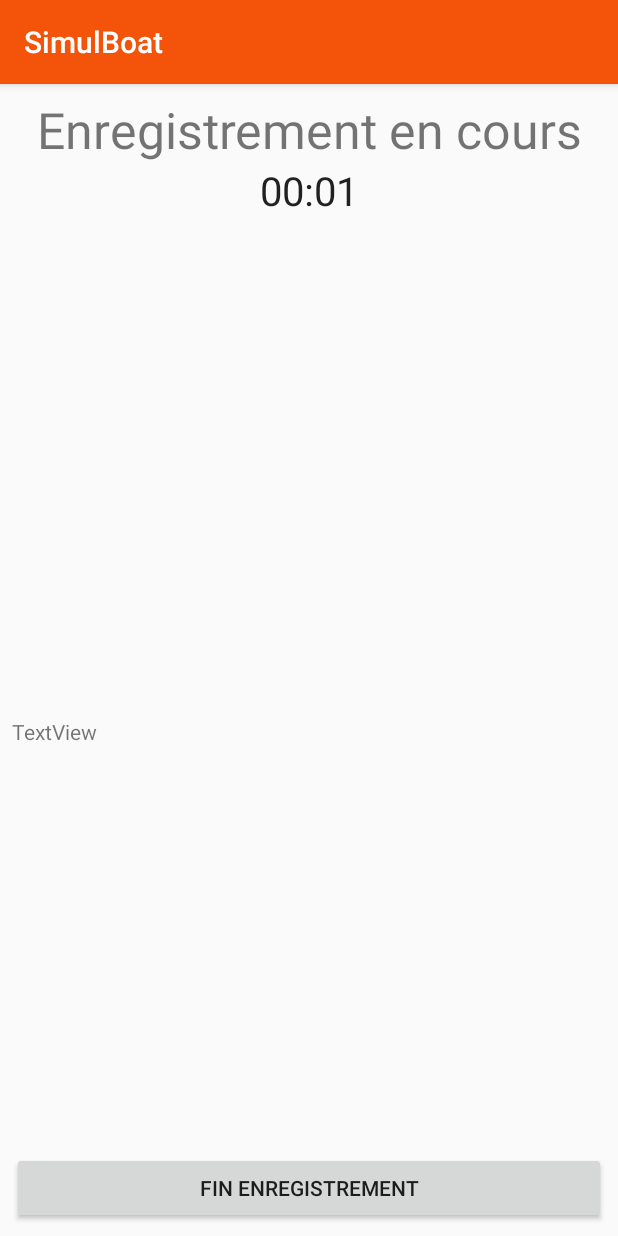
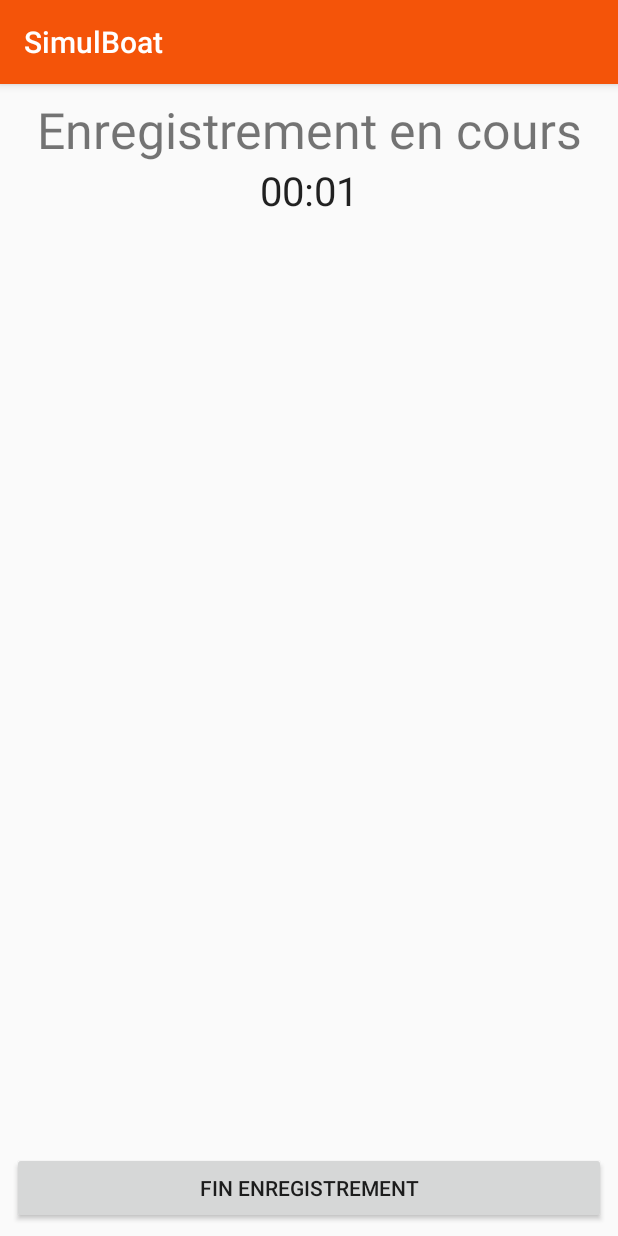
Before and after one commit to crozes/snsm_project, an Android app: the Enregistrement screen opened directly, with no data from a screen before it, on a phone screen of 412 x 824 dp. Run offline under Robolectric (Android 15) with nearby library versions, the phone set to English and light mode, and no system bars.

Commit message:
Application - Enregistrement

```diff
--- a/SimulBoat/app/src/main/java/com/cyrilcrozes/simulboat/Enregistrement.java
+++ b/SimulBoat/app/src/main/java/com/cyrilcrozes/simulboat/Enregistrement.java
@@ -38,21 +38,15 @@ public class Enregistrement extends CreateScenario implements SensorEventListene
     JSONObject mJsonObject;
 
     private float lastX, lastY, lastZ;
-    private float tickValue;
 
     private SensorManager sensorManager;
     private Sensor accelerometer;
-
-    private float deltaXMax = 0;
-    private float deltaYMax = 0;
-    private float deltaZMax = 0;
 
     private float deltaX = 0;
     private float deltaY = 0;
     private float deltaZ = 0;
 
     private float vibrateThreshold = 0;
-    private TextView tickTime;
 
     private boolean isPassed = false;
 
@@ -66,13 +60,11 @@ public class Enregistrement extends CreateScenario implements SensorEventListene
         super.onCreate(savedInstanceState);
         setContentView(R.layout.enregistrement);
 
-        TextView affichageTestJSON = (TextView) findViewById(R.id.test);
         Intent intent = getIntent();
         JSONObject data = new JSONObject();
         if(getIntent().hasExtra("json")) {
             try {
                 mJsonObject = new JSONObject(getIntent().getStringExtra("json"));
-                affichageTestJSON.setText(mJsonObject.toString());
                 resultatJSON = mJsonObject.toString();
             } catch (JSONException e) {
                 e.printStackTrace();
@@ -92,11 +84,23 @@ public class Enregistrement extends CreateScenario implements SensorEventListene
 
         amB.setRepeatCount(Animation.INFINITE);
 
+        //Enregistrement données gyro
+        sensorManager = (SensorManager) getSystemService(Context.SENSOR_SERVICE);
+        if (sensorManager.getDefaultSensor(Sensor.TYPE_ACCELEROMETER) != null) {
+            // Success! we have an accelerometer.
+            accelerometer = sensorManager.getDefaultSensor(Sensor.TYPE_ACCELEROMETER);
+            sensorManager.registerListener(this, accelerometer, SensorManager.SENSOR_DELAY_NORMAL);
+            vibrateThreshold = accelerometer.getMaximumRange() / 2;
+        } else {
+            // Fail! we don't have an accelerometer!
+        }
+
         bArret.setOnClickListener(new View.OnClickListener() {
             public void onClick(View view) {
                 simpleChronometer.stop();
                 try {
                     mJsonObject.put("duree",(int) (SystemClock.elapsedRealtime() - simpleChronometer.getBase()));
+                    mJsonObject.put("data", dataFromGyroAll);
                     File file = new File(getApplicationContext().getFilesDir(),mJsonObject.get("nom")+".json");
                     FileOutputStream outputStream;
                     outputStream = openFileOutput(mJsonObject.get("nom")+".json", getApplicationContext().MODE_APPEND);
@@ -112,28 +116,12 @@ public class Enregistrement extends CreateScenario implements SensorEventListene
                     e.printStackTrace();
                 }
 
-                resultatJSON = resultatJSON + dataFromGyroAll.toString();
-                TextView affichageTestJSON = (TextView) findViewById(R.id.test);
-                affichageTestJSON.setText(resultatJSON);
                 Intent myIntent = new Intent(view.getContext(), MainActivity.class);
                 //startActivityForResult(myIntent, 0);
                 //finish();
             }
 
         });
-
-        //ENREGISTREMENT DONNEES GYROSCOPE
-        sensorManager = (SensorManager) getSystemService(Context.SENSOR_SERVICE);
-        if (sensorManager.getDefaultSensor(Sensor.TYPE_ACCELEROMETER) != null) {
-            // Success! we have an accelerometer.
-
-            accelerometer = sensorManager.getDefaultSensor(Sensor.TYPE_ACCELEROMETER);
-            sensorManager.registerListener(this, accelerometer, SensorManager.SENSOR_DELAY_NORMAL);
-            vibrateThreshold = accelerometer.getMaximumRange() / 2;
-        } else {
-            // Fail! we don't have an accelerometer!
-
-        }
 
     }
 
@@ -197,6 +185,8 @@ public class Enregistrement extends CreateScenario implements SensorEventListene
             dataFromGyroXYZ.put("Z", currentZ);
             dataFromGyroAll.put(dataFromGyroXYZ);
         }
-        catch (Exception e){}
+        catch (Exception e){
+            Log.d("ERROR","Erreur Jsonisation des valeurs du gyro");
+        }
     }
 }
--- a/SimulBoat/app/src/main/res/layout/enregistrement.xml
+++ b/SimulBoat/app/src/main/res/layout/enregistrement.xml
@@ -40,12 +40,6 @@
             android:maxWidth="50pt" />
 
 
-        <TextView
-            android:id="@+id/test"
-            android:layout_width="match_parent"
-            android:layout_height="wrap_content"
-            android:text="TextView" />
-
         <RelativeLayout
             android:id="@+id/InnerRelativeLayout"
             android:layout_width="wrap_content"
--- a/SimulBoat/app/src/main/res/values/etatmer.xml
+++ b/SimulBoat/app/src/main/res/values/etatmer.xml
@@ -1,15 +1,9 @@
 <?xml version="1.0" encoding="utf-8"?>
 <resources>
     <string-array name="etatmer_array">
-        <item>0 - Calme</item>
         <item>1 - Ridée</item>
         <item>2 - Belle</item>
         <item>3 - Peu agitée</item>
         <item>4 - Agitée</item>
-        <item>5 - Forte</item>
-        <item>6 - Très forte</item>
-        <item>7 - Grosse</item>
-        <item>8 - Très grosse</item>
-        <item>9 - Énorme</item>
     </string-array>
 </resources>
```
